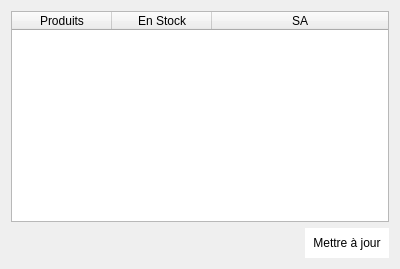
Before: the Qt Designer form allsa.ui in faugan2/star-grace, drawn with Qt 5.
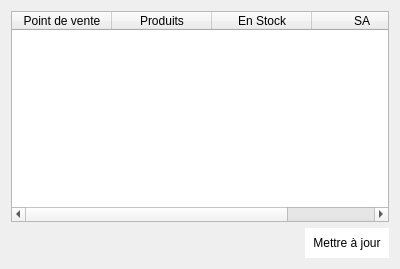
After: the same form once the commit is applied.

What changed in the file:
```diff
--- a/allsa.ui
+++ b/allsa.ui
@@ -25,6 +25,14 @@
      <attribute name="horizontalHeaderStretchLastSection">
       <bool>true</bool>
      </attribute>
+     <attribute name="verticalHeaderVisible">
+      <bool>false</bool>
+     </attribute>
+     <column>
+      <property name="text">
+       <string>Point de vente</string>
+      </property>
+     </column>
      <column>
       <property name="text">
        <string>Produits</string>
```
